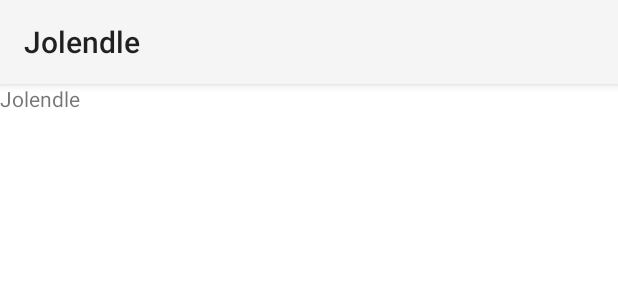
After one commit to JolandaVerhoef/jolendle, an Android app: the layout dream.xml on its own in the app's theme, with its tools: preview values and no code run, on a phone screen of 412 x 824 dp. The commit adds this screen. Shown: the top 300 px of the screen. Run offline under Robolectric (Android 15) with nearby library versions, the phone set to English and light mode, and no system bars; network calls fail.

Commit message:
Basic Android daydream. User can set preference for night mode.

```diff
--- a/app/src/main/java/today/created/blendle/view/ItemFragment.java
+++ b/app/src/main/java/today/created/blendle/view/ItemFragment.java
@@ -18,7 +18,6 @@ import today.created.blendle.hal.HalItemPopular;
  */
 public class ItemFragment extends Fragment {
     private HalItemPopular item;
-    private TextView sectionLabel;
 
     public static ItemFragment newInstance(HalItemPopular item) {
         ItemFragment fragment = new ItemFragment();
--- /dev/null
+++ b/app/src/main/res/layout/dream.xml
@@ -0,0 +1,9 @@
+<?xml version="1.0" encoding="utf-8"?>
+<LinearLayout xmlns:android="http://schemas.android.com/apk/res/android"
+    android:orientation="vertical" android:layout_width="match_parent"
+    android:layout_height="match_parent" android:background="#fff">
+    <TextView
+        android:layout_width="wrap_content"
+        android:layout_height="wrap_content"
+        android:text="@string/app_name"/>
+</LinearLayout>
--- a/app/src/main/res/values/strings.xml
+++ b/app/src/main/res/values/strings.xml
@@ -1,5 +1,7 @@
 <resources>
-    <string name="app_name">Blendle</string>
-    <string name="hello_world">Hello world!</string>
+    <string name="app_name">Jolendle</string>
     <string name="action_settings">Settings</string>
+    <string name="night_mode">Night mode</string>
+    <string name="dim_display">Very dim display (for dark rooms)</string>
+    <string name="preferences">Preferences</string>
 </resources>
--- /dev/null
+++ b/app/src/main/res/xml/my_dream.xml
@@ -0,0 +1,3 @@
+<?xml version="1.0" encoding="utf-8"?>
+<dream xmlns:android="http://schemas.android.com/apk/res/android"
+    android:settingsActivity="today.created.blendle/.view.MyDreamSettingsActivity" />
```
Also changed, not shown: app/src/main/AndroidManifest.xml (+19 -1 lines), app/src/main/java/today/created/blendle/service/MyDream.java (added, +32 -0 lines), app/src/main/java/today/created/blendle/view/MyDreamSettingsActivity.java (added, +32 -0 lines), app/src/main/res/xml/preferences.xml (added, +8 -0 lines).
